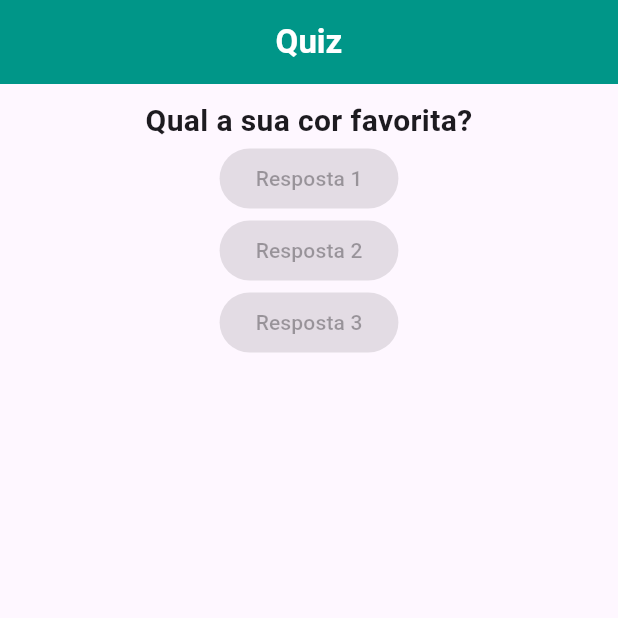
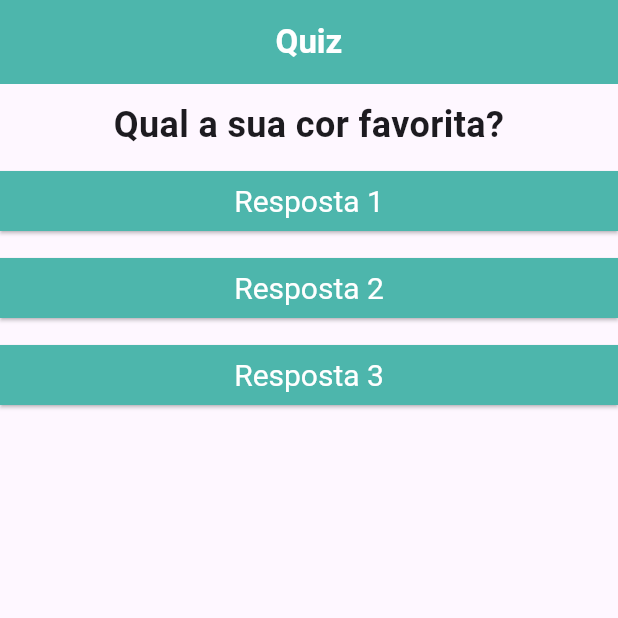
Before and after one commit to mateusalmeiida/quiz-flutter, a Flutter app: the screen it shows after launch, on a phone screen of 412 x 824 dp, the top half of it. Run offline on Flutter 3.47's test engine with Material 3 defaults, Android fonts, the phone set to English and light mode, and no system bars.

Commit message:
Mudança no estilo dos botões de resposta; Incluir função de pressionamento do botão dentro da classe Resposta

```diff
--- a/lib/main.dart
+++ b/lib/main.dart
@@ -30,16 +30,16 @@ class _PerguntaAppState extends State<PerguntaApp> {
           centerTitle: true,
           titleTextStyle: TextStyle(color: Colors.white, fontSize: 22, fontWeight: FontWeight.bold),
           title: Text('Quiz',),
-          backgroundColor: Colors.teal,
+          backgroundColor: Colors.teal[300],
         ),
         body: Container(
           margin: EdgeInsets.fromLTRB(0, 10, 0, 0),
           child: Column(
             children: [
               Questao(perguntas[_perguntaSelecionada]),
-              Resposta('Resposta 1'),
-              Resposta('Resposta 2'),
-              Resposta('Resposta 3'),
+              Resposta('Resposta 1', _responder),
+              Resposta('Resposta 2', _responder),
+              Resposta('Resposta 3', _responder),
             ],
           ),
         )
--- a/lib/questao.dart
+++ b/lib/questao.dart
@@ -12,7 +12,7 @@ class Questao extends StatelessWidget {
       width: double.infinity,
       child: Text(
         texto,
-        style: TextStyle(fontSize: 20, fontWeight: FontWeight.bold),
+        style: TextStyle(fontSize: 24, fontWeight: FontWeight.bold),
         textAlign: TextAlign.center,
       ),
     );
--- a/lib/resposta.dart
+++ b/lib/resposta.dart
@@ -3,14 +3,25 @@ import 'package:flutter/material.dart';
 class Resposta extends StatelessWidget {
 
   final String texto;
+  final void Function() quandoSelecionado;
 
-  const Resposta(this.texto, {super.key});
+  const Resposta(this.texto, this.quandoSelecionado,{super.key});
 
   @override
   Widget build(BuildContext context) {
-    return ElevatedButton(
-      onPressed: null,
-      child: Text(texto),
+    return Container(
+      width: double.infinity,
+      margin: EdgeInsets.only(top: 10),
+      child: ElevatedButton(
+        style: ButtonStyle(
+          shape: WidgetStateProperty.all<OutlinedBorder>(LinearBorder()),
+          backgroundColor: WidgetStateProperty.all<Color>(Colors.teal[300]!),
+          foregroundColor: WidgetStateProperty.all<Color>(Colors.white),
+          textStyle: WidgetStateProperty.all<TextStyle>(TextStyle(fontSize: 20)),
+        ),
+        onPressed: quandoSelecionado,
+        child: Text(texto),
+      ),
     );
   }
 }
```
